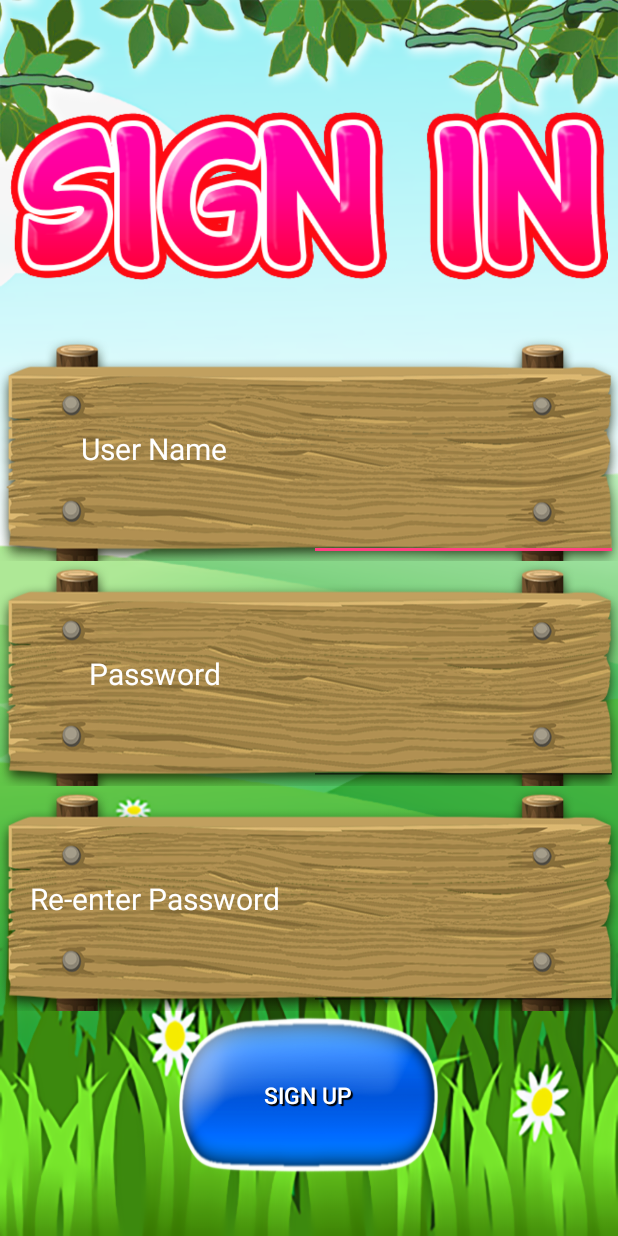
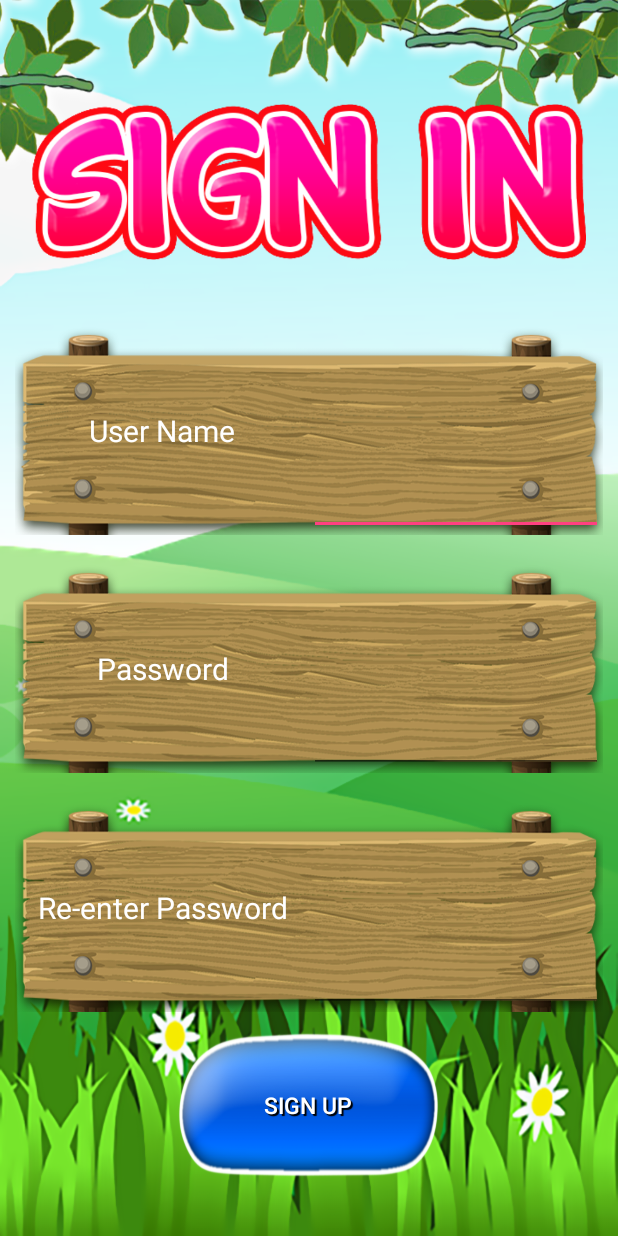
Before and after one commit to RohitSahasrabuddhe/MinMaxAgent, an Android app: the SignUpActivity screen opened directly, with no data from a screen before it, on a phone screen of 412 x 824 dp. Run offline under Robolectric (Android 15) with nearby library versions, the phone set to English and light mode, and no system bars.

Commit message:
Recent changes

```diff
--- a/app/src/main/res/layout/activity_sign_up.xml
+++ b/app/src/main/res/layout/activity_sign_up.xml
@@ -30,9 +30,10 @@
     <LinearLayout
         android:layout_width="match_parent"
         android:layout_height="0dp"
+        android:layout_margin="10dp"
         android:layout_weight="1"
-        android:orientation="horizontal"
-        android:background="@drawable/signpost">
+        android:background="@drawable/signpost"
+        android:orientation="horizontal">
 
         <TextView
             android:layout_width="0dp"
@@ -49,15 +50,16 @@
             android:layout_height="match_parent"
             android:layout_weight="1"
             android:ems="10"
-            android:inputType="textPersonName" />
+            android:inputType="text" />
     </LinearLayout>
 
     <LinearLayout
         android:layout_width="match_parent"
         android:layout_height="0dp"
+        android:layout_margin="10dp"
         android:layout_weight="1"
-        android:orientation="horizontal"
-        android:background="@drawable/signpost">
+        android:background="@drawable/signpost"
+        android:orientation="horizontal">
 
         <TextView
             android:layout_width="0dp"
@@ -74,15 +76,16 @@
             android:layout_height="match_parent"
             android:layout_weight="1"
             android:ems="10"
-            android:inputType="textPersonName" />
+            android:inputType="textPassword" />
     </LinearLayout>
 
     <LinearLayout
         android:layout_width="match_parent"
         android:layout_height="0dp"
+        android:layout_margin="10dp"
         android:layout_weight="1"
-        android:orientation="horizontal"
-        android:background="@drawable/signpost">
+        android:background="@drawable/signpost"
+        android:orientation="horizontal">
 
         <TextView
             android:id="@+id/t"
@@ -100,7 +103,7 @@
             android:layout_height="match_parent"
             android:layout_weight="1"
             android:ems="10"
-            android:inputType="textPersonName" />
+            android:inputType="textPassword" />
     </LinearLayout>
 
     <LinearLayout
```
